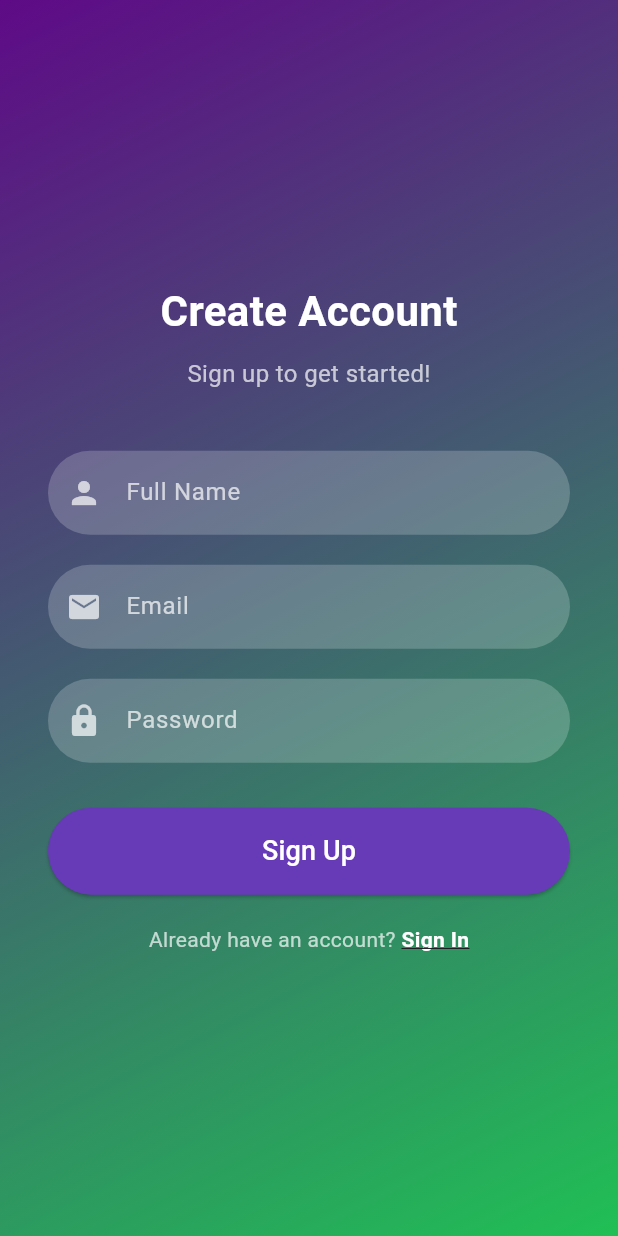
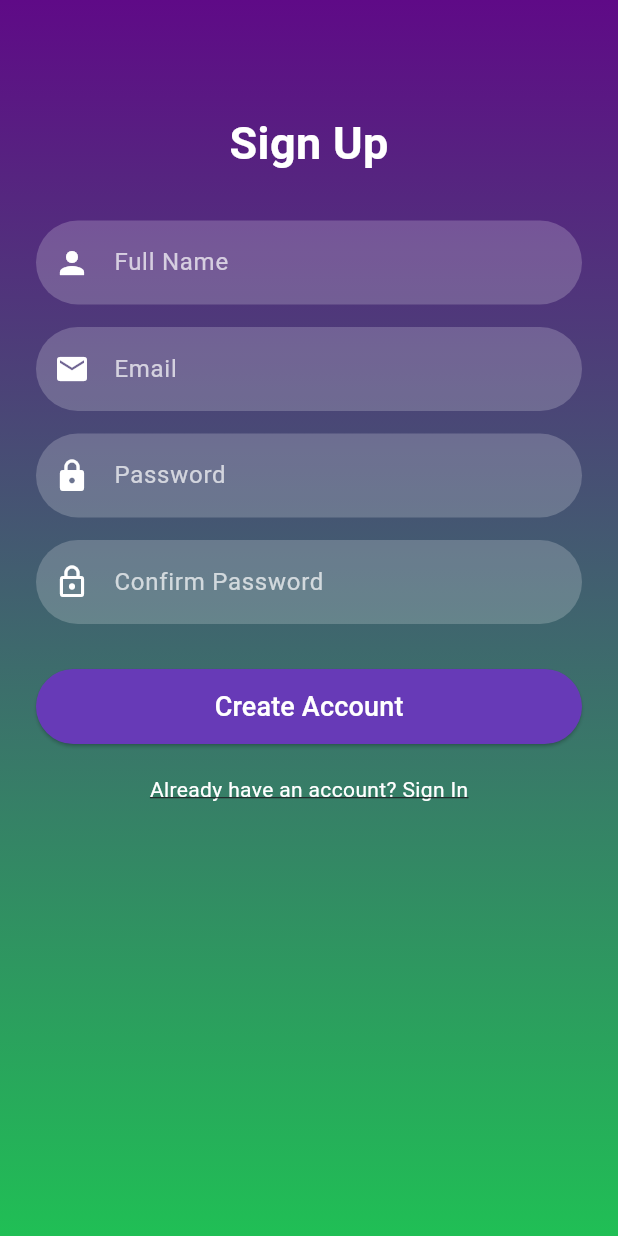
Before and after one commit to gunalifrancis/Moodspeak, a Flutter app: the screen it shows after launch, after a tap on "START", after a tap on "Sign In", after a tap on "Don't have an account? Sign Up", on a phone screen of 412 x 824 dp. Run offline on Flutter 3.47's test engine with Material 3 defaults, Android fonts, the phone set to English and light mode, and no system bars; our stand-ins replace cloud_firestore, firebase_auth, firebase_core, speech_to_text; accounts and stored records are empty.

Commit message:
Describe what you changed

```diff
--- a/lib/main.dart
+++ b/lib/main.dart
@@ -23,7 +23,9 @@ class MoodEnglishApp extends StatelessWidget {
     return MaterialApp(
       debugShowCheckedModeBanner: false,
       title: 'Mood-Based English Learning',
-      theme: ThemeData(primarySwatch: Colors.deepPurple),
+      theme: ThemeData(
+        primarySwatch: Colors.deepPurple,
+      ),
       initialRoute: '/mood',
       routes: {
         '/mood': (context) => const MoodScreen(),
--- a/lib/screens/signin_screen.dart
+++ b/lib/screens/signin_screen.dart
@@ -78,9 +78,6 @@ class _SignInScreenState extends State<SignInScreen> {
   final _formKey = GlobalKey<FormState>();
   final TextEditingController _emailController = TextEditingController();
   final TextEditingController _passwordController = TextEditingController();
-  final FirebaseAuth _auth = FirebaseAuth.instance;
-
-  bool _loading = false;
 
   @override
   void initState() {
@@ -103,40 +100,51 @@ class _SignInScreenState extends State<SignInScreen> {
   Future<void> _submit() async {
     if (!_formKey.currentState!.validate()) return;
 
-    setState(() => _loading = true);
+    try {
+      // Show loading
+      showDialog(
+        context: context,
+        barrierDismissible: false,
+        builder: (_) => const Center(child: CircularProgressIndicator()),
+      );
 
-    try {
-      await _auth.signInWithEmailAndPassword(
+      await FirebaseAuth.instance.signInWithEmailAndPassword(
         email: _emailController.text.trim(),
         password: _passwordController.text.trim(),
       );
 
-      if (!mounted) return;
+      // Close loading
+      if (mounted) Navigator.pop(context);
+
+      // Navigate to home
+      if (mounted) {
         Navigator.pushReplacementNamed(context, '/home');
+      }
     } on FirebaseAuthException catch (e) {
+      // Close loading
+      if (mounted) Navigator.pop(context);
+
       String msg = "Login failed";
 
-      if (e.code == "user-not-found") {
+      if (e.code == 'user-not-found') {
         msg = "No user found for this email";
-      } else if (e.code == "wrong-password") {
+      } else if (e.code == 'wrong-password') {
         msg = "Wrong password";
-      } else if (e.code == "invalid-email") {
+      } else if (e.code == 'invalid-email') {
         msg = "Invalid email format";
-      } else if (e.code == "network-request-failed") {
-        msg = "Check your internet connection";
+      } else if (e.code == 'invalid-credential') {
+        msg = "Invalid email or password";
       }
 
-      if (!mounted) return;
       ScaffoldMessenger.of(context).showSnackBar(
         SnackBar(content: Text(msg)),
       );
     } catch (e) {
-      if (!mounted) return;
+      if (mounted) Navigator.pop(context);
+
       ScaffoldMessenger.of(context).showSnackBar(
-        SnackBar(content: Text("Something went wrong: $e")),
+        SnackBar(content: Text("Error: $e")),
       );
-    } finally {
-      if (mounted) setState(() => _loading = false);
     }
   }
 
@@ -233,17 +241,8 @@ class _SignInScreenState extends State<SignInScreen> {
                                   borderRadius: BorderRadius.circular(30),
                                 ),
                               ),
-                              onPressed: _loading ? null : _submit,
-                              child: _loading
-                                  ? const SizedBox(
-                                      height: 22,
-                                      width: 22,
-                                      child: CircularProgressIndicator(
-                                        strokeWidth: 2.5,
-                                        color: Colors.white,
-                                      ),
-                                    )
-                                  : const Text(
+                              onPressed: _submit,
+                              child: const Text(
                                 "Sign In",
                                 style: TextStyle(
                                   fontSize: 18,
@@ -252,7 +251,6 @@ class _SignInScreenState extends State<SignInScreen> {
                               ),
                             ),
                           ),
-
                           const SizedBox(height: 20),
 
                           // Sign Up Link
@@ -268,7 +266,6 @@ class _SignInScreenState extends State<SignInScreen> {
                               ),
                             ),
                           ),
-
                           const Spacer(),
                         ],
                       ),
--- a/lib/screens/signup_screen.dart
+++ b/lib/screens/signup_screen.dart
@@ -1,6 +1,62 @@
 import 'package:flutter/material.dart';
 import 'package:firebase_auth/firebase_auth.dart';
+import 'package:cloud_firestore/cloud_firestore.dart';
 
+/// Custom RoundedInput widget with validation support
+class RoundedInput extends StatelessWidget {
+  final IconData icon;
+  final String hint;
+  final bool obscure;
+  final Color textColor;
+  final Color hintColor;
+  final Color iconColor;
+  final TextEditingController controller;
+  final String? Function(String?)? validator;
+
+  const RoundedInput({
+    super.key,
+    required this.icon,
+    required this.hint,
+    required this.controller,
+    this.obscure = false,
+    this.textColor = Colors.white,
+    this.hintColor = Colors.white70,
+    this.iconColor = Colors.white,
+    this.validator,
+  });
+
+  @override
+  Widget build(BuildContext context) {
+    return TextFormField(
+      controller: controller,
+      obscureText: obscure,
+      style: TextStyle(color: textColor),
+      validator: validator,
+      decoration: InputDecoration(
+        prefixIcon: Icon(icon, color: iconColor),
+        hintText: hint,
+        hintStyle: TextStyle(color: hintColor),
+        filled: true,
+        fillColor: Colors.white.withOpacity(0.2),
+        border: OutlineInputBorder(
+          borderRadius: BorderRadius.circular(30),
+          borderSide: BorderSide.none,
+        ),
+        errorStyle: const TextStyle(color: Colors.redAccent, fontSize: 14),
+        errorBorder: OutlineInputBorder(
+          borderRadius: BorderRadius.circular(30),
+          borderSide: const BorderSide(color: Colors.redAccent, width: 1.5),
+        ),
+        focusedErrorBorder: OutlineInputBorder(
+          borderRadius: BorderRadius.circular(30),
+          borderSide: const BorderSide(color: Colors.redAccent, width: 1.5),
+        ),
+      ),
+    );
+  }
+}
+
+/// SignUp Screen (Firebase Auth + Firestore)
 class SignUpScreen extends StatefulWidget {
   const SignUpScreen({super.key});
 
@@ -8,8 +64,7 @@ class SignUpScreen extends StatefulWidget {
   State<SignUpScreen> createState() => _SignUpScreenState();
 }
 
-class _SignUpScreenState extends State<SignUpScreen>
-    with SingleTickerProviderStateMixin {
+class _SignUpScreenState extends State<SignUpScreen> {
   final List<List<Color>> gradientColors = [
     [Color(0xFF5F0A87), Color(0xFF20BF55)],
     [Color(0xFF8E2DE2), Color(0xFF4A00E0)],
@@ -18,16 +73,15 @@ class _SignUpScreenState extends State<SignUpScreen>
     [Color(0xFF11998E), Color(0xFF38EF7D)],
   ];
 
+  late List<Color> currentGradient;
   int currentIndex = 0;
-  late List<Color> currentGradient;
 
   final _formKey = GlobalKey<FormState>();
   final TextEditingController _nameController = TextEditingController();
   final TextEditingController _emailController = TextEditingController();
   final TextEditingController _passwordController = TextEditingController();
-  final FirebaseAuth _auth = FirebaseAuth.instance;
-
-  bool _loading = false;
+  final TextEditingController _confirmPasswordController =
+      TextEditingController();
 
   @override
   void initState() {
@@ -39,54 +93,88 @@ class _SignUpScreenState extends State<SignUpScreen>
   void _animateGradient() {
     Future.delayed(const Duration(seconds: 4), () {
       if (!mounted) return;
+
       setState(() {
         currentIndex = (currentIndex + 1) % gradientColors.length;
         currentGradient = gradientColors[currentIndex];
       });
+
       _animateGradient();
     });
   }
 
-  Future<void> _submit() async {
+  Future<void> _signup() async {
     if (!_formKey.currentState!.validate()) return;
 
-    setState(() => _loading = true);
+    if (_passwordController.text.trim() !=
+        _confirmPasswordController.text.trim()) {
+      ScaffoldMessenger.of(context).showSnackBar(
+        const SnackBar(content: Text("Passwords do not match")),
+      );
+      return;
+    }
 
     try {
-      final userCredential = await _auth.createUserWithEmailAndPassword(
+      // Show loading
+      showDialog(
+        context: context,
+        barrierDismissible: false,
+        builder: (_) => const Center(child: CircularProgressIndicator()),
+      );
+
+      // Create Firebase Auth User
+      UserCredential userCredential =
+          await FirebaseAuth.instance.createUserWithEmailAndPassword(
         email: _emailController.text.trim(),
         password: _passwordController.text.trim(),
       );
 
-      // Update display name
-      await userCredential.user?.updateDisplayName(_nameController.text.trim());
+      final uid = userCredential.user!.uid;
 
-      if (!mounted) return;
-      Navigator.pushReplacementNamed(context, '/home');
+      // Save extra data in Firestore
+      await FirebaseFirestore.instance.collection("users").doc(uid).set({
+        "uid": uid,
+        "name": _nameController.text.trim(),
+        "email": _emailController.text.trim(),
+        "createdAt": FieldValue.serverTimestamp(),
+      });
+
+      // Close loading
+      if (mounted) Navigator.pop(context);
+
+      // Success message
+      if (mounted) {
+        ScaffoldMessenger.of(context).showSnackBar(
+          const SnackBar(content: Text("Account created successfully ✅")),
+        );
+      }
+
+      // Navigate to Sign In
+      if (mounted) {
+        Navigator.pushReplacementNamed(context, '/signin');
+      }
     } on FirebaseAuthException catch (e) {
+      if (mounted) Navigator.pop(context);
+
       String msg = "Signup failed";
 
-      if (e.code == "email-already-in-use") {
-        msg = "Email already in use";
-      } else if (e.code == "invalid-email") {
-        msg = "Invalid email";
-      } else if (e.code == "weak-password") {
-        msg = "Password is too weak";
-      } else if (e.code == "network-request-failed") {
-        msg = "Check your internet connection";
+      if (e.code == 'email-already-in-use') {
+        msg = "This email is already registered";
+      } else if (e.code == 'invalid-email') {
+        msg = "Invalid email format";
+      } else if (e.code == 'weak-password') {
+        msg = "Password too weak (min 6 chars)";
       }
 
-      if (!mounted) return;
       ScaffoldMessenger.of(context).showSnackBar(
         SnackBar(content: Text(msg)),
       );
     } catch (e) {
-      if (!mounted) return;
+      if (mounted) Navigator.pop(context);
+
       ScaffoldMessenger.of(context).showSnackBar(
-        SnackBar(content: Text("Something went wrong: $e")),
+        SnackBar(content: Text("Error: $e")),
       );
-    } finally {
-      if (mounted) setState(() => _loading = false);
     }
   }
 
@@ -95,44 +183,8 @@ class _SignUpScreenState extends State<SignUpScreen>
     _nameController.dispose();
     _emailController.dispose();
     _passwordController.dispose();
+    _confirmPasswordController.dispose();
     super.dispose();
-  }
-
-  Widget _buildTextField({
-    required TextEditingController controller,
-    required String hintText,
-    required IconData icon,
-    bool obscureText = false,
-    String? Function(String?)? validator,
-  }) {
-    return TextFormField(
-      controller: controller,
-      obscureText: obscureText,
-      style: const TextStyle(color: Colors.white),
-      cursorColor: Colors.white,
-      validator: validator,
-      autovalidateMode: AutovalidateMode.onUserInteraction,
-      decoration: InputDecoration(
-        prefixIcon: Icon(icon, color: Colors.white70),
-        hintText: hintText,
-        hintStyle: const TextStyle(color: Colors.white70),
-        filled: true,
-        fillColor: Colors.white.withOpacity(0.2),
-        errorStyle: const TextStyle(color: Colors.redAccent, fontSize: 14),
-        errorBorder: OutlineInputBorder(
-          borderRadius: BorderRadius.circular(30),
-          borderSide: const BorderSide(color: Colors.redAccent, width: 1.5),
-        ),
-        focusedErrorBorder: OutlineInputBorder(
-          borderRadius: BorderRadius.circular(30),
-          borderSide: const BorderSide(color: Colors.redAccent, width: 1.5),
-        ),
-        border: OutlineInputBorder(
-          borderRadius: BorderRadius.circular(30),
-          borderSide: BorderSide.none,
-        ),
-      ),
-    );
   }
 
   @override
@@ -143,132 +195,153 @@ class _SignUpScreenState extends State<SignUpScreen>
       decoration: BoxDecoration(
         gradient: LinearGradient(
           colors: currentGradient,
-          begin: Alignment.topLeft,
-          end: Alignment.bottomRight,
+          begin: Alignment.topCenter,
+          end: Alignment.bottomCenter,
         ),
       ),
       child: Scaffold(
         backgroundColor: Colors.transparent,
         resizeToAvoidBottomInset: true,
         body: SafeArea(
-          child: Center(
-            child: SingleChildScrollView(
-              padding: const EdgeInsets.symmetric(horizontal: 32, vertical: 24),
+          child: LayoutBuilder(
+            builder: (context, constraints) {
+              return SingleChildScrollView(
+                physics: const BouncingScrollPhysics(),
+                padding: const EdgeInsets.all(24),
+                child: ConstrainedBox(
+                  constraints: BoxConstraints(minHeight: constraints.maxHeight),
+                  child: IntrinsicHeight(
                     child: Form(
                       key: _formKey,
                       child: Column(
-                  mainAxisAlignment: MainAxisAlignment.center,
+                        crossAxisAlignment: CrossAxisAlignment.center,
                         children: [
+                          const SizedBox(height: 50),
                           const Text(
-                      "Create Account",
+                            "Sign Up",
                             style: TextStyle(
-                        fontSize: 28,
+                              fontSize: 30,
                               fontWeight: FontWeight.bold,
                               color: Colors.white,
                             ),
                           ),
-                    const SizedBox(height: 10),
-                    const Text(
-                      "Sign up to get started!",
-                      style: TextStyle(
-                        fontSize: 16,
-                        color: Colors.white70,
-                      ),
-                    ),
-                    const SizedBox(height: 40),
-                    _buildTextField(
+                          const SizedBox(height: 30),
+
+                          // Name
+                          RoundedInput(
+                            icon: Icons.person,
+                            hint: "Full Name",
                             controller: _nameController,
-                      hintText: "Full Name",
-                      icon: Icons.person,
                             validator: (value) {
-                        if (value == null || value.isEmpty) {
-                          return 'Please enter your name';
+                              if (value == null || value.trim().isEmpty) {
+                                return "Please enter your name";
+                              }
+                              if (value.trim().length < 3) {
+                                return "Name must be at least 3 characters";
                               }
                               return null;
                             },
                           ),
-                    const SizedBox(height: 20),
-                    _buildTextField(
+                          const SizedBox(height: 15),
+
+                          // Email
+                          RoundedInput(
+                            icon: Icons.email,
+                            hint: "Email",
                             controller: _emailController,
-                      hintText: "Email",
-                      icon: Icons.email,
                             validator: (value) {
                               if (value == null || value.isEmpty) {
                                 return 'Please enter your email';
                               }
-                        if (!value.contains('@')) return 'Enter a valid email';
+                              if (!value.contains('@')) {
+                                return 'Enter a valid email';
+                              }
                               return null;
                             },
                           ),
-                    const SizedBox(height: 20),
-                    _buildTextField(
+                          const SizedBox(height: 15),
+
+                          // Password
+                          RoundedInput(
+                            icon: Icons.lock,
+                            hint: "Password",
+                            obscure: true,
                             controller: _passwordController,
-                      hintText: "Password",
-                      icon: Icons.lock,
-                      obscureText: true,
                             validator: (value) {
                               if (value == null || value.isEmpty) {
                                 return 'Please enter your password';
                               }
-                        if (value.length < 6)
+                              if (value.length < 6) {
                                 return 'Password must be at least 6 characters';
+                              }
+                              return null;
+                            },
+                          ),
+                          const SizedBox(height: 15),
+
+                          // Confirm Password
+                          RoundedInput(
+                            icon: Icons.lock_outline,
+                            hint: "Confirm Password",
+                            obscure: true,
+                            controller: _confirmPasswordController,
+                            validator: (value) {
+                              if (value == null || value.isEmpty) {
+                                return 'Please confirm your password';
+                              }
+                              if (value.length < 6) {
+                                return 'Password must be at least 6 characters';
+                              }
                               return null;
                             },
                           ),
                           const SizedBox(height: 30),
+
+                          // Sign Up Button
                           SizedBox(
                             width: double.infinity,
+                            height: 50,
                             child: ElevatedButton(
-                        onPressed: _loading ? null : _submit,
                               style: ElevatedButton.styleFrom(
-                          padding: const EdgeInsets.symmetric(vertical: 16),
+                                backgroundColor: Colors.deepPurple,
                                 shape: RoundedRectangleBorder(
                                   borderRadius: BorderRadius.circular(30),
                                 ),
-                          backgroundColor: Colors.deepPurple,
                               ),
-                        child: _loading
-                            ? const SizedBox(
-                                height: 22,
-                                width: 22,
-                                child: CircularProgressIndicator(
-                                  strokeWidth: 2.5,
+                              onPressed: _signup,
+                              child: const Text(
+                                "Create Account",
+                                style: TextStyle(
+                                  fontSize: 18,
                                   color: Colors.white,
                                 ),
-                              )
-                            : const Text(
-                                "Sign Up",
-                                style: TextStyle(
-                                    fontSize: 18, color: Colors.white),
                               ),
                             ),
                           ),
                           const SizedBox(height: 20),
-                    Row(
-                      mainAxisAlignment: MainAxisAlignment.center,
-                      children: [
-                        const Text(
-                          "Already have an account? ",
-                          style: TextStyle(color: Colors.white70),
-                        ),
+
+                          // Sign In Link
                           GestureDetector(
                             onTap: () {
-                            Navigator.pushReplacementNamed(context, '/signin');
+                              Navigator.pushReplacementNamed(
+                                  context, '/signin');
                             },
                             child: const Text(
-                            "Sign In",
+                              "Already have an account? Sign In",
                               style: TextStyle(
                                 color: Colors.white,
-                                fontWeight: FontWeight.bold,
-                                decoration: TextDecoration.underline),
+                                decoration: TextDecoration.underline,
                               ),
-                        )
-                      ],
                             ),
+                          ),
+                          const Spacer(),
                         ],
                       ),
                     ),
                   ),
+                ),
+              );
+            },
           ),
         ),
       ),
--- a/pubspec.yaml
+++ b/pubspec.yaml
@@ -11,8 +11,8 @@ dependencies:
     sdk: flutter
 
   cupertino_icons: ^1.0.5
+  speech_to_text: ^7.3.0
   provider: ^6.0.5
-  speech_to_text: ^7.3.0
   flutter_localizations:
     sdk: flutter
 
```
Also changed, not shown: lib/screens/home_screen.dart (+1 -32 lines), 5 other files. Lines whose indentation alone changed are shown as unchanged.
